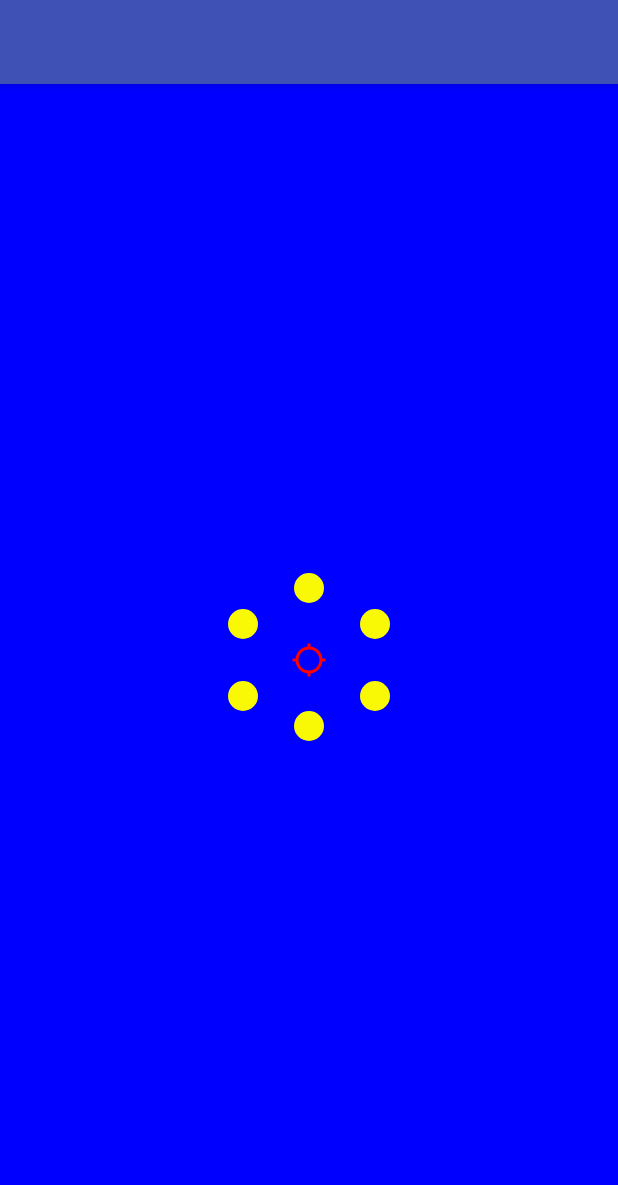
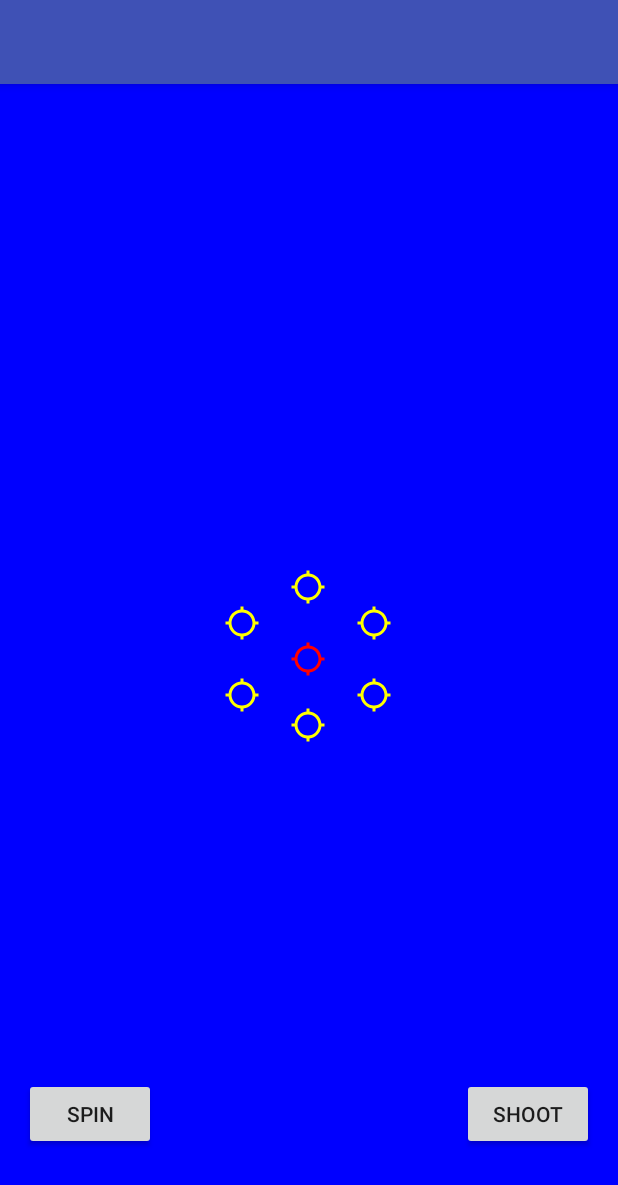
Before and after one commit to christian-ericksen/Pushes, an Android app: the screen it shows after launch (MainActivity), on a phone screen of 412 x 824 dp. Shown: the top 1185 px of the screen. Run offline under Robolectric (Android 15) with nearby library versions, the phone set to English and light mode, and no system bars.

Commit message:
first commit

```diff
--- a/RussianRoulette/app/src/main/java/com/example/christian/russianroulette/MainActivity.java
+++ b/RussianRoulette/app/src/main/java/com/example/christian/russianroulette/MainActivity.java
@@ -1,19 +1,17 @@
 package com.example.christian.russianroulette;
 
-import android.gesture.GestureOverlayView;
 import android.os.Bundle;
 import android.support.v7.app.AppCompatActivity;
-import android.util.Log;
-import android.view.Menu;
-import android.view.MenuItem;
-import android.view.MotionEvent;
+import android.view.View;
 import android.view.animation.Animation;
-import android.view.animation.AnimationUtils;
+import android.view.animation.DecelerateInterpolator;
+import android.view.animation.LinearInterpolator;
+import android.view.animation.RotateAnimation;
+import android.widget.Button;
 import android.widget.ImageView;
 import android.widget.RelativeLayout;
 
-public class MainActivity extends AppCompatActivity implements GestureOverlayView.OnGestureListener{
-    String TAG = "kindly_fuck_off";
+public class MainActivity extends AppCompatActivity {
 
     ImageView chamber1;
     ImageView chamber2;
@@ -22,7 +20,11 @@ public class MainActivity extends AppCompatActivity implements GestureOverlayVie
     ImageView chamber5;
     ImageView chamber6;
     ImageView center;
-    RelativeLayout relativelo;
+    Button shoot;
+    Button spin;
+    //ImageView arrow;
+
+
 
     @Override
     protected void onCreate(Bundle savedInstanceState) {
@@ -36,71 +38,84 @@ public class MainActivity extends AppCompatActivity implements GestureOverlayVie
         chamber5 = (ImageView) findViewById(R.id.chamber5);
         chamber6 = (ImageView) findViewById(R.id.chamber6);
         center = (ImageView) findViewById(R.id.center);
+        shoot = (Button) findViewById(R.id.shoot);
+        spin = (Button) findViewById(R.id.spin);
+        //arrow = (ImageView) findViewById(R.id.arrow);
+        final RelativeLayout relativeLayoutCylinder = (RelativeLayout) findViewById(R.id.relative_layout_cylinder);
 
 
-        final Animation animRotate = AnimationUtils.loadAnimation(this, R.anim.rotate);
 
-        animRotate.setAnimationListener(new Animation.AnimationListener() {
-            @Override
-            public void onAnimationStart(Animation animation) {
+       final RotateAnimation rotate1 = new RotateAnimation(0, 360, Animation.RELATIVE_TO_SELF, 0.5f, Animation.RELATIVE_TO_SELF, 0.5f);
+        //RotateAnimation rotate = new RotateAnimation(0, 360, 90, 90);
+        rotate1.setDuration(1000);
+        rotate1.setInterpolator(new LinearInterpolator());
+
+       final RotateAnimation rotate2 = new RotateAnimation(0, 360, Animation.RELATIVE_TO_SELF, 0.5f, Animation.RELATIVE_TO_SELF, 0.5f);
+        rotate2.setDuration(3000);
+        rotate2.setInterpolator(new DecelerateInterpolator());
 
 
-            }
 
+        chamber1= (ImageView) findViewById(R.id.chamber1);
+        chamber2 = (ImageView) findViewById(R.id.chamber2);
+        chamber3 = (ImageView) findViewById(R.id.chamber3);
+        chamber4 = (ImageView) findViewById(R.id.chamber4);
+        chamber5 = (ImageView) findViewById(R.id.chamber5);
+        chamber6 = (ImageView) findViewById(R.id.chamber6);
+
+        relativeLayoutCylinder.setPivotX(relativeLayoutCylinder.getWidth() / 2);
+        relativeLayoutCylinder.setPivotY(relativeLayoutCylinder.getHeight() / 2);
+
+
+        spin.setOnClickListener(new View.OnClickListener() {
             @Override
-            public void onAnimationEnd(Animation animation) {
+            public void onClick(View v) {
+                relativeLayoutCylinder.startAnimation(rotate1);
+                relativeLayoutCylinder.startAnimation(rotate2);
 
-            }
 
-            @Override
-            public void onAnimationRepeat(Animation rotate) {
+//                chamber1.startAnimation(rotate);
+//                chamber2.startAnimation(rotate);
+//                chamber3.startAnimation(rotate);
+//                chamber4.startAnimation(rotate);
+//                chamber5.startAnimation(rotate);
+//                chamber6.startAnimation(rotate);
 
             }
         });
 
-    }
+        shoot.setOnClickListener(new View.OnClickListener() {
+            @Override
+            public void onClick(View v) {
+
+            }
+        });
 
 
 
-    @Override
-    public boolean onCreateOptionsMenu(Menu menu) {
-        // Inflate the menu; this adds items to the action bar if it is present.
-        getMenuInflater().inflate(R.menu.menu_main, menu);
-        return true;
-    }
+//        final Animation animRotate = AnimationUtils.loadAnimation(this, R.anim.rotate);
+//        chamber1.startAnimation(animRotate);
+//        chamber1.setPivotX(0);
+//        chamber1.setPivotY(0);
+//
+//        animRotate.setAnimationListener(new Animation.AnimationListener() {
+//            @Override
+//            public void onAnimationStart(Animation animation) {
+//                chamber1.getPivotX();
+//                chamber1.getPivotY();
+//
+//            }
+//
+//            @Override
+//            public void onAnimationEnd(Animation animation) {
+//
+//            }
+//
+//            @Override
+//            public void onAnimationRepeat(Animation rotate) {
+//
+//            }
+//        });
 
-    @Override
-    public boolean onOptionsItemSelected(MenuItem item) {
-        // Handle action bar item clicks here. The action bar will
-        // automatically handle clicks on the Home/Up button, so long
-        // as you specify a parent activity in AndroidManifest.xml.
-        int id = item.getItemId();
-
-        //noinspection SimplifiableIfStatement
-        if (id == R.id.action_settings) {
-            return true;
-        }
-
-        return super.onOptionsItemSelected(item);
-    }
-
-    @Override
-    public void onGestureStarted(GestureOverlayView overlay, MotionEvent event) {
-        Log.d(TAG, "onGestureStarted: " + overlay );
-    }
-
-    @Override
-    public void onGesture(GestureOverlayView overlay, MotionEvent event) {
-        Log.d("fuck_you", "onGestureStarted: " + overlay );
-    }
-
-    @Override
-    public void onGestureEnded(GestureOverlayView overlay, MotionEvent event) {
-        Log.d("fuck_you_2", "onGestureStarted: " + overlay );
-    }
-
-    @Override
-    public void onGestureCancelled(GestureOverlayView overlay, MotionEvent event) {
-        Log.d("fuck_you_3", "onGestureStarted: " + overlay );
     }
 }
--- a/RussianRoulette/app/src/main/res/anim/rotate.xml
+++ b/RussianRoulette/app/src/main/res/anim/rotate.xml
@@ -1,15 +1,24 @@
 <?xml version="1.0" encoding="utf-8"?>
 <set xmlns:android="http://schemas.android.com/apk/res/android" android:interpolator="@android:anim/linear_interpolator">
 
-    <rotate android:duration="500"
+    <rotate android:duration="3000"
         android:fromDegrees="0"
-        android:pivotX="50%"
-        android:pivotY="50%"
+        android:pivotX="50"
+        android:pivotY="50"
         android:repeatCount="1"
         android:repeatMode="restart"
         android:startOffset="0"
         android:toDegrees="360"
         />
 
+    <rotate android:duration="5000"
+        android:fromDegrees="0"
+        android:pivotX="50"
+        android:pivotY="50"
+        android:interpolator="@anim/rotate"
+        android:repeatCount="1"
+        android:repeatMode="restart"
+        android:startOffset="0"
+        android:toDegrees="360"/>
 
 </set>
--- a/RussianRoulette/app/src/main/res/layout/content_main.xml
+++ b/RussianRoulette/app/src/main/res/layout/content_main.xml
@@ -4,7 +4,7 @@
     xmlns:tools="http://schemas.android.com/tools"
     android:layout_width="match_parent"
     android:layout_height="match_parent"
-    android:id="@+id/relative_layout"
+    android:id="@+id/relative_layout_master"
     android:paddingBottom="@dimen/activity_vertical_margin"
     android:paddingLeft="@dimen/activity_horizontal_margin"
     android:paddingRight="@dimen/activity_horizontal_margin"
@@ -14,6 +14,20 @@
     tools:showIn="@layout/activity_main"
     android:background="#0000ff">
 
+    <RelativeLayout
+        android:layout_width="190dp"
+        android:layout_height="190dp"
+        android:layout_centerInParent="true"
+        android:id="@+id/relative_layout_cylinder">
+
+    <ImageView
+        android:layout_width="wrap_content"
+        android:layout_height="wrap_content"
+        android:id="@+id/center"
+        android:layout_centerInParent="true"
+        android:background="@drawable/center"
+        android:backgroundTint="#ff0000" />
+
 
     <ImageView
         android:layout_width="wrap_content"
@@ -21,7 +35,7 @@
         android:id="@+id/chamber1"
         android:clickable="false"
         android:soundEffectsEnabled="true"
-        android:background="@drawable/chamber_filled"
+        android:background="@drawable/center"
         android:layout_above="@+id/chamber6"
         android:layout_alignLeft="@+id/center"
         android:layout_alignStart="@+id/center"
@@ -32,7 +46,7 @@
         android:layout_height="wrap_content"
         android:id="@+id/chamber2"
         android:soundEffectsEnabled="true"
-        android:background="@drawable/chamber_filled"
+        android:background="@drawable/center"
         android:layout_below="@+id/chamber1"
         android:layout_toRightOf="@+id/chamber4"
         android:layout_toEndOf="@+id/chamber4"
@@ -43,7 +57,7 @@
         android:layout_height="wrap_content"
         android:id="@+id/chamber3"
         android:soundEffectsEnabled="true"
-        android:background="@drawable/chamber_filled"
+        android:background="@drawable/center"
         android:layout_below="@+id/center"
         android:layout_toRightOf="@+id/chamber4"
         android:layout_toEndOf="@+id/chamber4"
@@ -54,7 +68,7 @@
         android:layout_height="wrap_content"
         android:id="@+id/chamber4"
         android:soundEffectsEnabled="true"
-        android:background="@drawable/chamber_filled"
+        android:background="@drawable/center"
         android:layout_centerHorizontal="true"
         android:layout_below="@id/center"
         android:layout_margin="20dp"
@@ -65,7 +79,7 @@
         android:layout_height="wrap_content"
         android:id="@+id/chamber5"
         android:soundEffectsEnabled="true"
-        android:background="@drawable/chamber_filled"
+        android:background="@drawable/center"
         android:layout_alignTop="@+id/chamber3"
         android:layout_alignLeft="@+id/chamber6"
         android:layout_alignStart="@+id/chamber6"
@@ -76,18 +90,30 @@
         android:layout_height="wrap_content"
         android:id="@+id/chamber6"
         android:soundEffectsEnabled="true"
-        android:background="@drawable/chamber_filled"
+        android:background="@drawable/center"
         android:layout_above="@+id/center"
         android:layout_toLeftOf="@+id/chamber4"
         android:layout_toStartOf="@+id/chamber4"
         android:backgroundTint="#ffff00" />
 
-    <ImageView
+
+</RelativeLayout>
+    <Button
         android:layout_width="wrap_content"
         android:layout_height="wrap_content"
-        android:id="@+id/center"
-        android:layout_centerInParent="true"
-        android:background="@drawable/center"
-        android:backgroundTint="#ff0000" />
+        android:id="@+id/shoot"
+        android:text="Shoot"
+        android:layout_alignTop="@+id/spin"
+        android:layout_alignParentRight="true"
+        android:layout_alignParentEnd="true" />
 
+    <Button
+        android:layout_width="wrap_content"
+        android:layout_height="wrap_content"
+        android:id="@+id/spin"
+        android:text="Spin"
+        android:layout_marginBottom="41dp"
+        android:layout_alignParentBottom="true"
+        android:layout_alignParentLeft="true"
+        android:layout_alignParentStart="true" />
 </RelativeLayout>
```
Also changed, not shown: RussianRoulette/app/src/main/java/com/example/christian/russianroulette/OnSwipeTouchListener.java (deleted, +0 -69 lines), RussianRoulette/app/src/main/java/com/example/christian/russianroulette/fire.java (added, +8 -0 lines), RussianRoulette/app/src/main/java/com/example/christian/russianroulette/randomSpinDegrees.java (added, +36 -0 lines), RussianRoulette/app/src/main/res/drawable/arrow.png (added), RussianRoulette/app/src/main/res/drawable/triangle.jpg (added).
